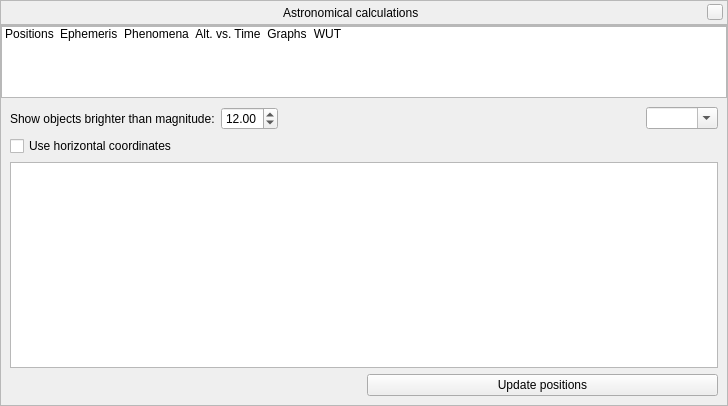
gcalderone/PlanetC, file stellarium/src/gui/astroCalcDialog.ui: the form before one commit.
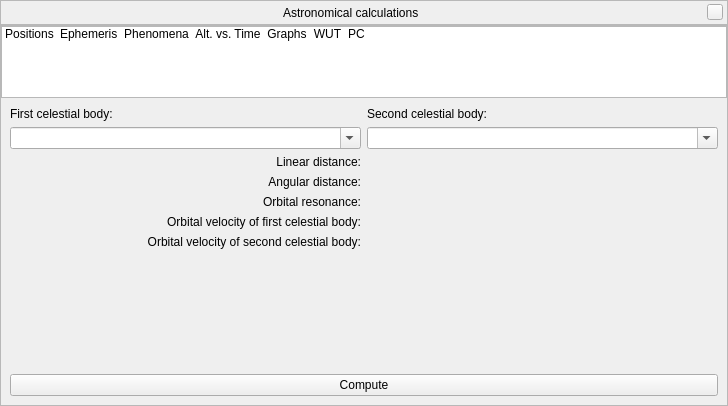
The form after the commit. The open tabs and pages were chosen to show the change. Icons and pictures are not drawn. Custom widgets are drawn as their Qt base class.

Patch:
```diff
--- a/stellarium/src/gui/astroCalcDialog.ui
+++ b/stellarium/src/gui/astroCalcDialog.ui
@@ -264,6 +264,19 @@
           </iconset>
          </property>
         </item>
+        <item>
+         <property name="text">
+          <string comment="Planetary Calculator">PC</string>
+         </property>
+         <property name="toolTip">
+          <string>Planetary Calculator</string>
+         </property>
+         <property name="icon">
+          <iconset>
+           <normalon>:/graphicGui/tabicon-AstroCalc-PC.png</normalon>
+          </iconset>
+         </property>
+        </item>
        </widget>
       </item>
       <item>
@@ -956,6 +969,133 @@
           </item>
          </layout>
         </widget>
+        <widget class="QWidget" name="stackedWidgetPage7">
+         <layout class="QGridLayout" name="gridLayout_8">
+          <item row="0" column="0">
+           <layout class="QGridLayout" name="gridLayoutPCalc">
+            <item row="1" column="0">
+             <widget class="QComboBox" name="firstCelestialBodyComboBox">
+              <property name="editable">
+               <bool>true</bool>
+              </property>
+              <property name="insertPolicy">
+               <enum>QComboBox::NoInsert</enum>
+              </property>
+             </widget>
+            </item>
+            <item row="2" column="1">
+             <widget class="QLabel" name="labelLinearDistanceValue"/>
+            </item>
+            <item row="3" column="0">
+             <widget class="QLabel" name="labelAngularDistance">
+              <property name="text">
+               <string>Angular distance:</string>
+              </property>
+              <property name="alignment">
+               <set>Qt::AlignRight|Qt::AlignTrailing|Qt::AlignVCenter</set>
+              </property>
+             </widget>
+            </item>
+            <item row="3" column="1">
+             <widget class="QLabel" name="labelAngularDistanceValue"/>
+            </item>
+            <item row="2" column="0">
+             <widget class="QLabel" name="labelLinearDistance">
+              <property name="text">
+               <string>Linear distance:</string>
+              </property>
+              <property name="alignment">
+               <set>Qt::AlignRight|Qt::AlignTrailing|Qt::AlignVCenter</set>
+              </property>
+             </widget>
+            </item>
+            <item row="0" column="1">
+             <widget class="QLabel" name="labelSCB">
+              <property name="text">
+               <string>Second celestial body:</string>
+              </property>
+             </widget>
+            </item>
+            <item row="0" column="0">
+             <widget class="QLabel" name="labelFCB">
+              <property name="text">
+               <string>First celestial body:</string>
+              </property>
+             </widget>
+            </item>
+            <item row="1" column="1">
+             <widget class="QComboBox" name="secondCelestialBodyComboBox">
+              <property name="editable">
+               <bool>true</bool>
+              </property>
+              <property name="insertPolicy">
+               <enum>QComboBox::NoInsert</enum>
+              </property>
+             </widget>
+            </item>
+            <item row="4" column="0">
+             <widget class="QLabel" name="labelOrbitalResonance">
+              <property name="text">
+               <string>Orbital resonance:</string>
+              </property>
+              <property name="alignment">
+               <set>Qt::AlignRight|Qt::AlignTrailing|Qt::AlignVCenter</set>
+              </property>
+             </widget>
+            </item>
+            <item row="4" column="1">
+             <widget class="QLabel" name="labelOrbitalResonanceValue"/>
+            </item>
+            <item row="5" column="0">
+             <widget class="QLabel" name="labelOrbitalVelocityFCB">
+              <property name="text">
+               <string>Orbital velocity of first celestial body:</string>
+              </property>
+              <property name="alignment">
+               <set>Qt::AlignRight|Qt::AlignTrailing|Qt::AlignVCenter</set>
+              </property>
+             </widget>
+            </item>
+            <item row="6" column="0">
+             <widget class="QLabel" name="labelOrbitalVelocitySCB">
+              <property name="text">
+               <string>Orbital velocity of second celestial body:</string>
+              </property>
+              <property name="alignment">
+               <set>Qt::AlignRight|Qt::AlignTrailing|Qt::AlignVCenter</set>
+              </property>
+             </widget>
+            </item>
+            <item row="5" column="1">
+             <widget class="QLabel" name="labelOrbitalVelocityFCBValue"/>
+            </item>
+            <item row="6" column="1">
+             <widget class="QLabel" name="labelOrbitalVelocitySCBValue"/>
+            </item>
+           </layout>
+          </item>
+          <item row="2" column="0">
+           <widget class="QPushButton" name="computePlanetaryDataButton">
+            <property name="text">
+             <string>Compute</string>
+            </property>
+           </widget>
+          </item>
+          <item row="1" column="0">
+           <spacer name="verticalSpacer">
+            <property name="orientation">
+             <enum>Qt::Vertical</enum>
+            </property>
+            <property name="sizeHint" stdset="0">
+             <size>
+              <width>20</width>
+              <height>148</height>
+             </size>
+            </property>
+           </spacer>
+          </item>
+         </layout>
+        </widget>
        </widget>
       </item>
      </layout>
```
Left out of the diff: 17 changed lines with no effect on the pictures.
